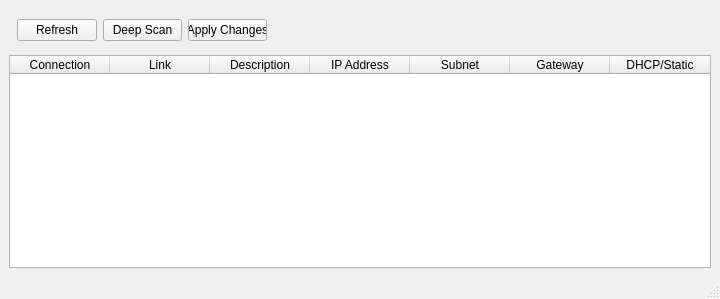
jaredewoods/NetworkControl, file src/networkcontrol/view/ui/main_window.ui: the form before one commit.
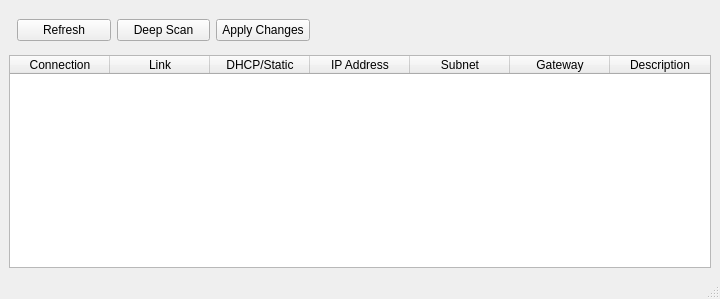
The form after the commit.

Commit message: Refactor main window table structure: adjust column order, headers, and add stretch attributes for better UI clarity.

```diff
--- a/src/networkcontrol/view/ui/main_window.ui
+++ b/src/networkcontrol/view/ui/main_window.ui
@@ -40,7 +40,7 @@
         <rect>
          <x>-1</x>
          <y>0</y>
-         <width>268</width>
+         <width>311</width>
          <height>42</height>
         </rect>
        </property>
@@ -90,6 +90,12 @@
       <property name="sortingEnabled">
        <bool>true</bool>
       </property>
+      <attribute name="horizontalHeaderStretchLastSection">
+       <bool>true</bool>
+      </attribute>
+      <attribute name="verticalHeaderStretchLastSection">
+       <bool>false</bool>
+      </attribute>
       <column>
        <property name="text">
         <string notr="true">Connection</string>
@@ -102,7 +108,7 @@
       </column>
       <column>
        <property name="text">
-        <string>Description</string>
+        <string>DHCP/Static</string>
        </property>
       </column>
       <column>
@@ -122,7 +128,7 @@
       </column>
       <column>
        <property name="text">
-        <string>DHCP/Static</string>
+        <string>Description</string>
        </property>
       </column>
      </widget>
```
The commit also changes 1 other file.
